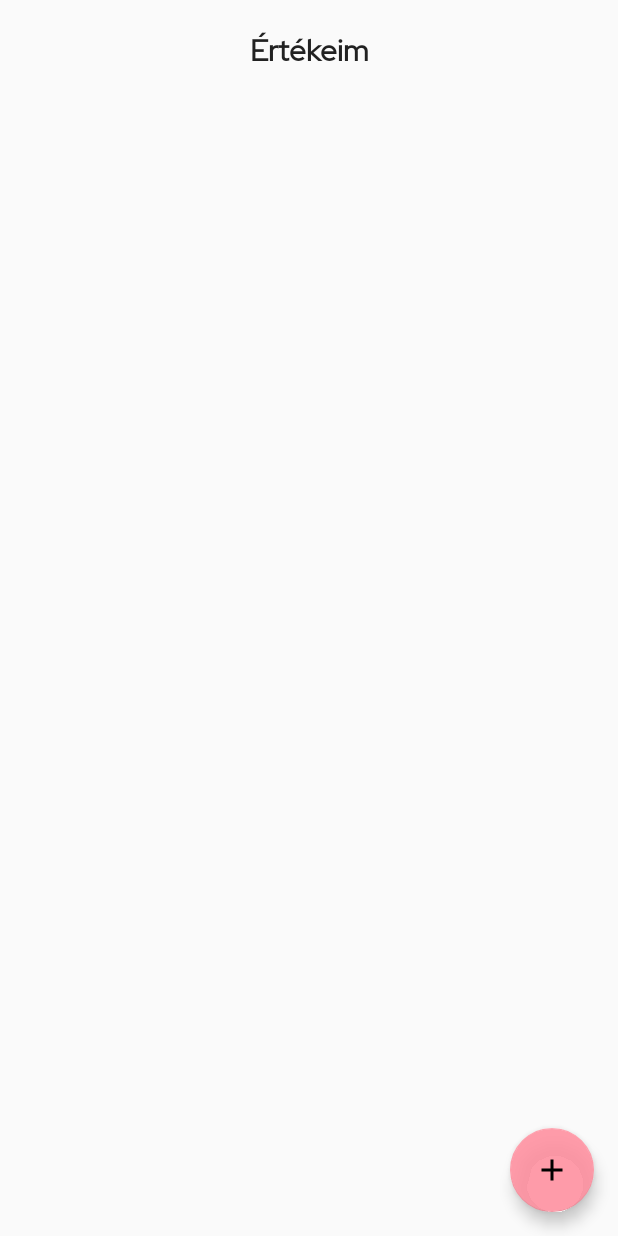
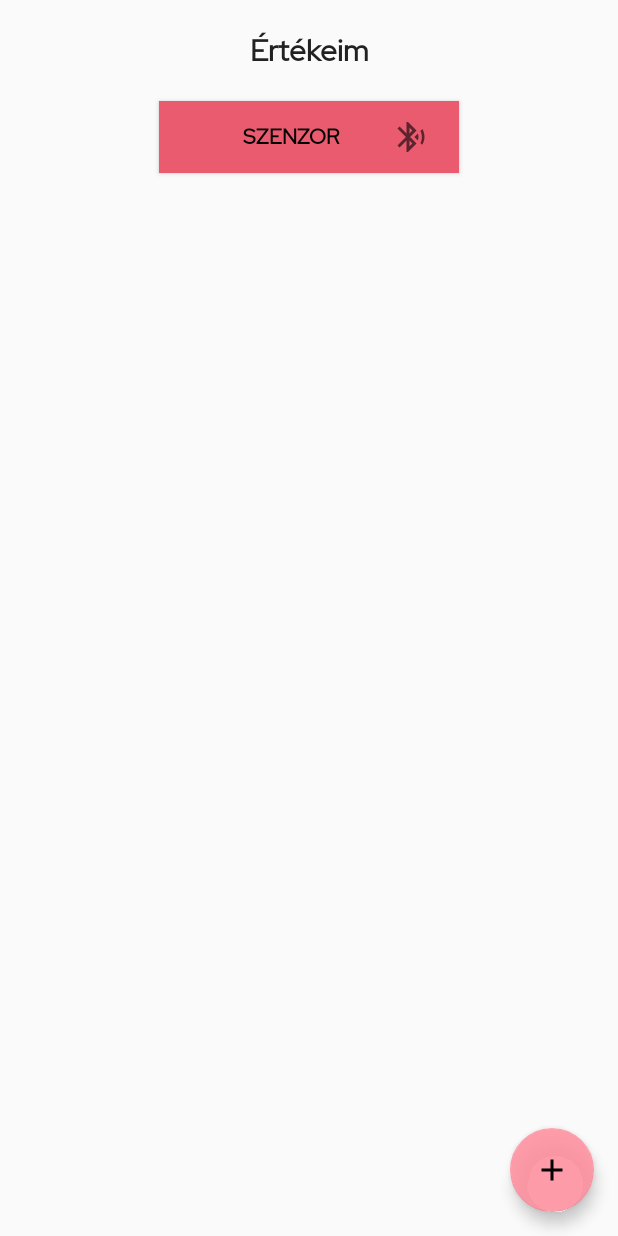
Before and after one commit to anna-ru/MyDiabKids, an Android app: the screen it shows after launch (MainActivity), in the side drawer, after a tap on "Értékeim", on a phone screen of 412 x 824 dp. Run offline under Robolectric (Android 15) with nearby library versions, the phone set to English and light mode, and no system bars; our stand-ins replace Room's generated code, navigation-ui; libraries missing offline, so code that uses them is left out: com.thoughtbot.expandablecheckrecyclerview, com.thoughtbot.expandablerecyclerview; 2 statements that could not run were skipped.

Commit message:
Preparations for writing to InfluxDB creating SensorFragment

```diff
--- a/app/src/main/java/com/example/mydiabkids/MainFragment.java
+++ b/app/src/main/java/com/example/mydiabkids/MainFragment.java
@@ -46,6 +46,9 @@ public class MainFragment extends Fragment {
         Button settingsBtn = view.findViewById(R.id.settings_btn);
         settingsBtn.setOnClickListener(Navigation.createNavigateOnClickListener(R.id.action_mainFragment_to_settingsFragment));
 
+        Button sensorBtn = view.findViewById(R.id.sensor_btn);
+        sensorBtn.setOnClickListener(Navigation.createNavigateOnClickListener(R.id.action_mainFragment_to_sensorFragment));
+
         return view;
     }
 }
--- /dev/null
+++ b/app/src/main/java/com/example/mydiabkids/glucosevalues/sensor/SensorFragment.java
@@ -0,0 +1,50 @@
+package com.example.mydiabkids.glucosevalues.sensor;
+
+import android.content.Context;
+import android.os.Bundle;
+
+import androidx.annotation.NonNull;
+import androidx.annotation.Nullable;
+import androidx.fragment.app.Fragment;
+
+import android.view.LayoutInflater;
+import android.view.View;
+import android.view.ViewGroup;
+import android.widget.Button;
+import android.widget.Toast;
+
+import com.example.mydiabkids.R;
+
+public class SensorFragment extends Fragment {
+
+    Button startBtn;
+    InfluxDB influxDB;
+    Context context;
+
+    public SensorFragment() {
+        // Required empty public constructor
+    }
+
+    @Override
+    public View onCreateView(LayoutInflater inflater, ViewGroup container,
+                             Bundle savedInstanceState) {
+        View view = inflater.inflate(R.layout.fragment_sensor, container, false);
+        context = getContext();
+        startBtn = view.findViewById(R.id.start_sensor_btn);
+        return view;
+    }
+
+    @Override
+    public void onViewCreated(@NonNull View view, @Nullable Bundle savedInstanceState) {
+        super.onViewCreated(view, savedInstanceState);
+
+        //influxDB = new InfluxDB();
+        startBtn.setOnClickListener(new View.OnClickListener() {
+            @Override
+            public void onClick(View view) {
+                //influxDB.startSensor(context);
+                //Toast.makeText(context, "Szenzor start", Toast.LENGTH_SHORT).show();
+            }
+        });
+    }
+}
--- a/app/src/main/java/com/example/mydiabkids/glucosevalues/ui/GlucoseValuesFragment.java
+++ b/app/src/main/java/com/example/mydiabkids/glucosevalues/ui/GlucoseValuesFragment.java
@@ -10,12 +10,14 @@ import androidx.appcompat.app.AlertDialog;
 import androidx.fragment.app.Fragment;
 import androidx.lifecycle.Observer;
 import androidx.lifecycle.ViewModelProvider;
+import androidx.navigation.Navigation;
 import androidx.recyclerview.widget.LinearLayoutManager;
 import androidx.recyclerview.widget.RecyclerView;
 
 import android.view.LayoutInflater;
 import android.view.View;
 import android.view.ViewGroup;
+import android.widget.Button;
 import android.widget.Toast;
 
 import com.example.mydiabkids.R;
@@ -59,8 +61,10 @@ public class GlucoseValuesFragment extends Fragment {
     @Override
     public View onCreateView(LayoutInflater inflater, ViewGroup container,
                              Bundle savedInstanceState) {
-        // Inflate the layout for this fragment
-        return inflater.inflate(R.layout.fragment_glucose_values, container, false);
+        View view = inflater.inflate(R.layout.fragment_glucose_values, container, false);
+        Button sensorBtn = view.findViewById(R.id.values_sensor_btn);
+        sensorBtn.setOnClickListener(Navigation.createNavigateOnClickListener(R.id.action_glucoseValuesFragment_to_sensorFragment));
+        return view;
     }
 
     @Override
--- /dev/null
+++ b/app/src/main/res/drawable/bluetooth.xml
@@ -0,0 +1,10 @@
+<vector xmlns:android="http://schemas.android.com/apk/res/android"
+    android:width="24dp"
+    android:height="24dp"
+    android:viewportWidth="24"
+    android:viewportHeight="24"
+    android:tint="?attr/colorControlNormal">
+  <path
+      android:fillColor="@android:color/white"
+      android:pathData="M14.24,12.01l2.32,2.32c0.28,-0.72 0.44,-1.51 0.44,-2.33 0,-0.82 -0.16,-1.59 -0.43,-2.31l-2.33,2.32zM19.53,6.71l-1.26,1.26c0.63,1.21 0.98,2.57 0.98,4.02s-0.36,2.82 -0.98,4.02l1.2,1.2c0.97,-1.54 1.54,-3.36 1.54,-5.31 -0.01,-1.89 -0.55,-3.67 -1.48,-5.19zM15.71,7.71L10,2L9,2v7.59L4.41,5 3,6.41 8.59,12 3,17.59 4.41,19 9,14.41L9,22h1l5.71,-5.71 -4.3,-4.29 4.3,-4.29zM11,5.83l1.88,1.88L11,9.59L11,5.83zM12.88,16.29L11,18.17v-3.76l1.88,1.88z"/>
+</vector>
--- a/app/src/main/res/layout/fragment_glucose_values.xml
+++ b/app/src/main/res/layout/fragment_glucose_values.xml
@@ -18,10 +18,29 @@
         style="@style/TitleText"
         />
 
+    <androidx.appcompat.widget.AppCompatButton
+        android:id="@+id/values_sensor_btn"
+        android:layout_width="200dp"
+        android:layout_height="wrap_content"
+        android:layout_centerHorizontal="true"
+        android:layout_below="@+id/values_title"
+        android:layout_marginBottom="15dp"
+        android:text="@string/szenzor"
+        android:textColor="@color/black"
+        app:fontFamily="@font/redhatdisplay"
+        android:textStyle="bold"
+        android:background="?colorPrimary"
+        android:drawableRight="@drawable/bluetooth"
+        android:drawableEnd="@drawable/bluetooth"
+        android:paddingRight="20dp"
+        android:paddingEnd="20dp"
+        android:paddingLeft="20dp"
+        android:paddingStart="20dp"/>
+
     <androidx.recyclerview.widget.RecyclerView
         android:layout_width="match_parent"
         android:layout_height="wrap_content"
-        android:layout_below="@+id/values_title"
+        android:layout_below="@+id/values_sensor_btn"
         android:id="@+id/recycler_view"
         tools:listitem="@layout/list_child"
         app:layoutManager="androidx.recyclerview.widget.LinearLayoutManager"
--- a/app/src/main/res/navigation/nav_graph.xml
+++ b/app/src/main/res/navigation/nav_graph.xml
@@ -19,6 +19,9 @@
         <action
             android:id="@+id/action_mainFragment_to_settingsFragment"
             app:destination="@id/settingsFragment" />
+        <action
+            android:id="@+id/action_mainFragment_to_sensorFragment"
+            app:destination="@id/sensorFragment" />
     </fragment>
     <fragment
         android:id="@+id/profileFragment"
@@ -33,7 +36,11 @@
         android:id="@+id/glucoseValuesFragment"
         android:name="com.example.mydiabkids.glucosevalues.ui.GlucoseValuesFragment"
         android:label="Értékeim"
-        tools:layout="@layout/fragment_glucose_values" />
+        tools:layout="@layout/fragment_glucose_values" >
+        <action
+            android:id="@+id/action_glucoseValuesFragment_to_sensorFragment"
+            app:destination="@id/sensorFragment" />
+    </fragment>
     <fragment
         android:id="@+id/settingsFragment"
         android:name="com.example.mydiabkids.SettingsFragment"
@@ -73,4 +80,9 @@
             android:id="@+id/action_profileSettingsFragment_to_profileFragment"
             app:destination="@id/profileFragment" />
     </fragment>
+    <fragment
+        android:id="@+id/sensorFragment"
+        android:name="com.example.mydiabkids.glucosevalues.sensor.SensorFragment"
+        android:label="fragment_sensor"
+        tools:layout="@layout/fragment_sensor" />
 </navigation>
--- a/app/src/main/res/values/strings.xml
+++ b/app/src/main/res/values/strings.xml
@@ -15,7 +15,7 @@
     <string name="diabetes_type">Diabétesz típusa</string>
     <string name="eeee_hh_nn">ÉÉÉÉ.HH.NN.</string>
     <string name="nev">Név</string>
-    <string name="dots">...</string>
+    <string name="dots">…</string>
     <string name="szuletesi_datum">Születési dátum:</string>
     <string name="diabetes_type_">Diabétesz típusa:</string>
     <string name="kezeles">Kezelés</string>
@@ -34,4 +34,5 @@
     <string name="telefonszam">Telefonszám</string>
     <string name="kesz">KÉSZ</string>
     <string name="megsem">MÉGSEM</string>
+    <string name="szenzor">szenzor</string>
 </resources>
```
Also changed, not shown: app/build.gradle (+17 -8 lines), app/src/main/java/com/example/mydiabkids/glucosevalues/sensor/InfluxDB.java (added, +35 -0 lines), app/src/main/res/layout/fragment_main.xml (+17 -1 lines), app/src/main/res/layout/fragment_sensor.xml (added, +43 -0 lines).
